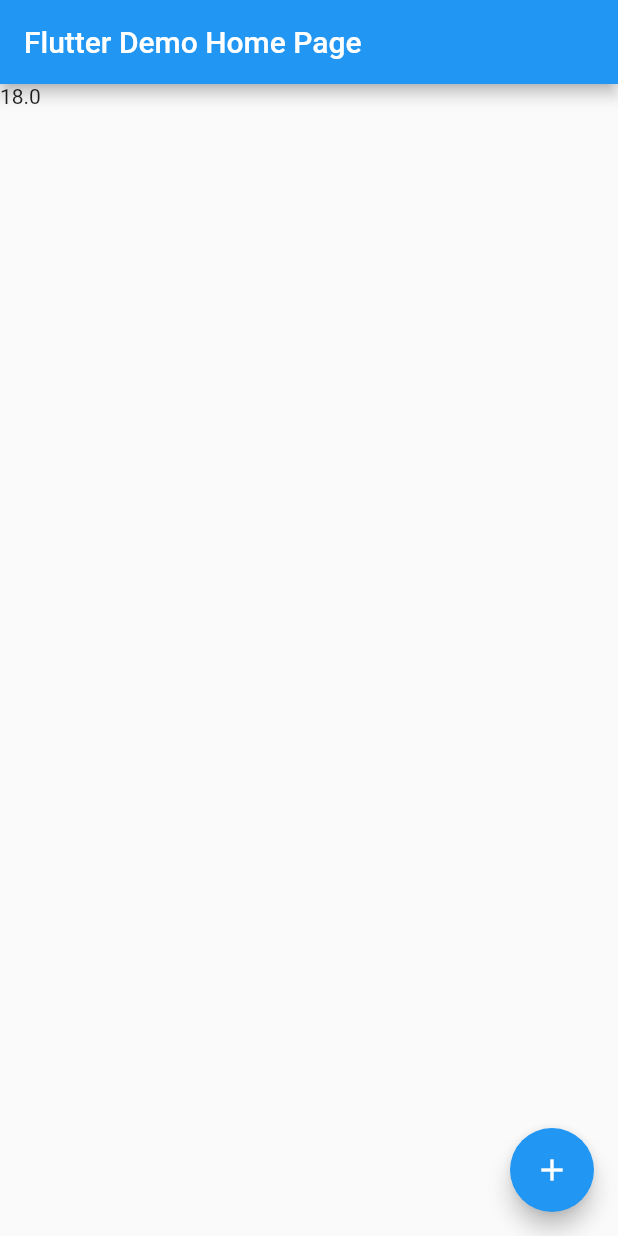
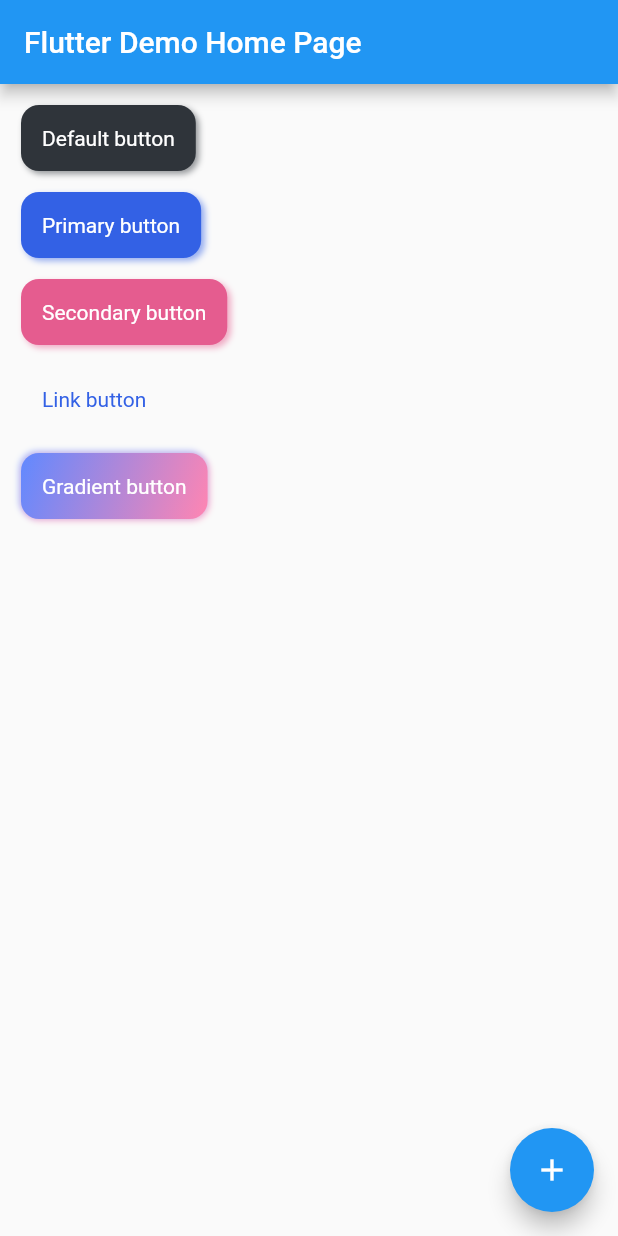
Before and after one commit to bluemiv/berryd, a Flutter app: the screen it shows after launch, on a phone screen of 412 x 824 dp. Run offline on Flutter 3.47's test engine with Material 2 defaults, Android fonts, the phone set to English and light mode, and no system bars.

Commit message:
feat: button 위젯 개발 #1

```diff
--- a/example/lib/main.dart
+++ b/example/lib/main.dart
@@ -64,20 +64,55 @@ class _MyHomePageState extends State<MyHomePage> {
 
   @override
   Widget build(BuildContext context) {
-    // This method is rerun every time setState is called, for instance as done
-    // by the _incrementCounter method above.
-    //
-    // The Flutter framework has been optimized to make rerunning build methods
-    // fast, so that you can just rebuild anything that needs updating rather
-    // than having to individually change instances of widgets.
     return Scaffold(
       appBar: AppBar(
-        // Here we take the value from the MyHomePage object that was created by
-        // the App.build method, and use it to set our appbar title.
         title: Text(widget.title),
       ),
-      body: BdButton(
-        child: Text(BdSpace.md.toString()),
+      body: Padding(
+        padding: EdgeInsets.all(BdSpace.sm),
+        child: Wrap(
+          direction: Axis.vertical,
+          spacing: BdSpace.sm,
+          children: [
+            BdButton(
+              backgroundColor: BdBlack.color,
+              onTap: () {
+                print("clicked default button!");
+              },
+              child: Text(
+                "Default button",
+                style: TextStyle(color: Colors.white, fontSize: BdFontSize.md),
+              ),
+            ),
+            BdPrimaryButton(
+              label: "Primary button",
+              onTap: () {
+                print("clicked primary button!");
+              },
+            ),
+            BdSecondaryButton(
+              label: "Secondary button",
+              onTap: () {
+                print("clicked secondary button!");
+              },
+            ),
+            BdLinkButton(
+              label: "Link button",
+              onTap: () {
+                print("clicked link button!");
+              },
+            ),
+            BdGradientButton(
+              child: Text(
+                "Gradient button",
+                style: TextStyle(color: Colors.white, fontSize: BdFontSize.md),
+              ),
+              onTap: () {
+                print("clicked gradient button!");
+              },
+            ),
+          ],
+        ),
       ),
       floatingActionButton: FloatingActionButton(
         onPressed: _incrementCounter,
--- a/lib/berryd.dart
+++ b/lib/berryd.dart
@@ -1,4 +1,9 @@
 library berryd;
 
 export 'components/button.dart';
+export 'components/gradient_button.dart';
+export 'components/link_button.dart';
+export 'components/primary_button.dart';
+export 'components/secondary_button.dart';
+export 'core/color_service.dart';
 export 'core/constants.dart';
--- a/lib/components/button.dart
+++ b/lib/components/button.dart
@@ -1,14 +1,77 @@
+import 'package:berryd/core/constants.dart';
 import 'package:flutter/material.dart';
 
 class BdButton extends StatelessWidget {
-  const BdButton({Key? key, required this.child}) : super(key: key);
+  const BdButton({
+    Key? key,
+    required this.child,
+    required this.onTap,
+    this.backgroundColor,
+    this.padding,
+    this.margin,
+    this.width,
+    this.height,
+    this.radius,
+  }) : super(key: key);
 
   final Widget child;
+  final Function onTap;
+  final Color? backgroundColor;
+  final EdgeInsetsGeometry? padding, margin;
+  final double? width, height, radius;
 
   @override
   Widget build(BuildContext context) {
+    final borderRadius = BorderRadius.circular(radius ?? BdRadius.md);
+    final innerMargin = margin ?? EdgeInsets.zero;
+    final innerPadding = padding ?? EdgeInsets.all(BdSpace.sm);
+    final innerBackgroundColor = backgroundColor ?? BdPrimary.color;
+
     return Container(
-      child: child,
+      margin: innerMargin,
+      child: Column(
+        mainAxisSize: MainAxisSize.min,
+        children: [
+          Stack(
+            children: [
+              Container(
+                padding: innerPadding,
+                width: width,
+                height: height,
+                decoration: BoxDecoration(
+                  color: innerBackgroundColor,
+                  borderRadius: borderRadius,
+                  boxShadow: backgroundColor == Colors.transparent
+                      ? null
+                      : [
+                          BoxShadow(
+                            color: (innerBackgroundColor).withOpacity(0.5),
+                            spreadRadius: 0,
+                            blurRadius: 3,
+                            offset: const Offset(2, 2),
+                          ),
+                        ],
+                ),
+                alignment: Alignment.center,
+                child: child,
+              ),
+              Positioned.fill(
+                top: 0,
+                left: 0,
+                child: Material(
+                  color: Colors.transparent,
+                  child: InkWell(
+                    borderRadius: borderRadius,
+                    onTap: () {
+                      onTap();
+                    },
+                  ),
+                ),
+              ),
+            ],
+          )
+        ],
+      ),
     );
   }
 }
--- /dev/null
+++ b/lib/components/gradient_button.dart
@@ -0,0 +1,93 @@
+import 'package:berryd/core/constants.dart';
+import 'package:flutter/material.dart';
+
+class BdGradientButton extends StatelessWidget {
+  const BdGradientButton({
+    Key? key,
+    required this.child,
+    required this.onTap,
+    this.backgroundColorList,
+    this.padding,
+    this.margin,
+    this.width,
+    this.height,
+    this.radius,
+  }) : super(key: key);
+
+  final Widget child;
+  final Function onTap;
+  final List<Color>? backgroundColorList;
+  final EdgeInsetsGeometry? padding, margin;
+  final double? width, height, radius;
+
+  @override
+  Widget build(BuildContext context) {
+    final borderRadius = BorderRadius.circular(radius ?? BdRadius.md);
+    final innerMargin = margin ?? EdgeInsets.zero;
+    final innerPadding = padding ?? EdgeInsets.all(BdSpace.sm);
+    final innerBackgroundColorList =
+        backgroundColorList ?? [BdPrimary.lightColor, BdSecondary.lightColor];
+
+    return Container(
+      margin: innerMargin,
+      child: Column(
+        mainAxisSize: MainAxisSize.min,
+        children: [
+          Stack(
+            children: [
+              Container(
+                decoration: BoxDecoration(
+                  borderRadius: borderRadius,
+                  boxShadow: [
+                    BoxShadow(
+                      color: (innerBackgroundColorList[0]).withOpacity(0.5),
+                      spreadRadius: 0,
+                      blurRadius: 3,
+                      offset: const Offset(-1, -1),
+                    ),
+                  ],
+                ),
+                child: Container(
+                  padding: innerPadding,
+                  width: width,
+                  height: height,
+                  decoration: BoxDecoration(
+                    gradient: LinearGradient(
+                      begin: Alignment.topLeft,
+                      end: Alignment.bottomRight,
+                      colors: innerBackgroundColorList,
+                    ),
+                    borderRadius: borderRadius,
+                    boxShadow: [
+                      BoxShadow(
+                        color: (innerBackgroundColorList[1]).withOpacity(0.5),
+                        spreadRadius: 0,
+                        blurRadius: 3,
+                        offset: const Offset(1, 1),
+                      ),
+                    ],
+                  ),
+                  alignment: Alignment.center,
+                  child: child,
+                ),
+              ),
+              Positioned.fill(
+                top: 0,
+                left: 0,
+                child: Material(
+                  color: Colors.transparent,
+                  child: InkWell(
+                    borderRadius: borderRadius,
+                    onTap: () {
+                      onTap();
+                    },
+                  ),
+                ),
+              ),
+            ],
+          )
+        ],
+      ),
+    );
+  }
+}
--- /dev/null
+++ b/lib/components/link_button.dart
@@ -0,0 +1,37 @@
+import 'package:berryd/berryd.dart';
+import 'package:flutter/material.dart';
+
+class BdLinkButton extends StatelessWidget {
+  const BdLinkButton({
+    Key? key,
+    required this.label,
+    required this.onTap,
+    this.padding,
+    this.margin,
+    this.width,
+    this.height,
+    this.radius,
+  }) : super(key: key);
+
+  final String label;
+  final Function onTap;
+  final EdgeInsetsGeometry? padding, margin;
+  final double? width, height, radius;
+
+  @override
+  Widget build(BuildContext context) {
+    return BdButton(
+      onTap: onTap,
+      padding: padding,
+      margin: margin,
+      width: width,
+      height: height,
+      radius: radius,
+      backgroundColor: Colors.transparent,
+      child: Text(
+        label,
+        style: TextStyle(color: BdPrimary.color),
+      ),
+    );
+  }
+}
--- /dev/null
+++ b/lib/components/primary_button.dart
@@ -0,0 +1,36 @@
+import 'package:berryd/berryd.dart';
+import 'package:flutter/material.dart';
+
+class BdPrimaryButton extends StatelessWidget {
+  const BdPrimaryButton({
+    Key? key,
+    required this.label,
+    required this.onTap,
+    this.padding,
+    this.margin,
+    this.width,
+    this.height,
+    this.radius,
+  }) : super(key: key);
+
+  final String label;
+  final Function onTap;
+  final EdgeInsetsGeometry? padding, margin;
+  final double? width, height, radius;
+
+  @override
+  Widget build(BuildContext context) {
+    return BdButton(
+      onTap: onTap,
+      padding: padding,
+      margin: margin,
+      width: width,
+      height: height,
+      radius: radius,
+      child: Text(
+        label,
+        style: const TextStyle(color: Colors.white),
+      ),
+    );
+  }
+}
--- /dev/null
+++ b/lib/components/secondary_button.dart
@@ -0,0 +1,37 @@
+import 'package:berryd/berryd.dart';
+import 'package:flutter/material.dart';
+
+class BdSecondaryButton extends StatelessWidget {
+  const BdSecondaryButton({
+    Key? key,
+    required this.label,
+    required this.onTap,
+    this.padding,
+    this.margin,
+    this.width,
+    this.height,
+    this.radius,
+  }) : super(key: key);
+
+  final String label;
+  final Function onTap;
+  final EdgeInsetsGeometry? padding, margin;
+  final double? width, height, radius;
+
+  @override
+  Widget build(BuildContext context) {
+    return BdButton(
+      onTap: onTap,
+      padding: padding,
+      margin: margin,
+      width: width,
+      height: height,
+      radius: radius,
+      backgroundColor: BdSecondary.color,
+      child: Text(
+        label,
+        style: const TextStyle(color: Colors.white),
+      ),
+    );
+  }
+}
--- /dev/null
+++ b/lib/core/color_service.dart
@@ -0,0 +1,25 @@
+import 'package:flutter/material.dart';
+
+class ColorService {
+  static List<Color> createMaterialColor(Color color) {
+    List strengths = <double>[.05];
+    List<Color> colorList = [];
+    final int r = color.red, g = color.green, b = color.blue;
+
+    for (int i = 1; i < 10; i++) {
+      strengths.add(0.1 * i);
+    }
+
+    for (final strength in strengths) {
+      final double ds = 0.5 - strength;
+      colorList.add(Color.fromRGBO(
+        r + ((ds < 0 ? r : (255 - r)) * ds).round(),
+        g + ((ds < 0 ? g : (255 - g)) * ds).round(),
+        b + ((ds < 0 ? b : (255 - b)) * ds).round(),
+        1,
+      ));
+    }
+
+    return colorList;
+  }
+}
--- a/lib/core/constants.dart
+++ b/lib/core/constants.dart
@@ -1,5 +1,69 @@
+import 'package:berryd/core/color_service.dart';
+import 'package:flutter/material.dart';
+
 class BdSpace {
   static double sm = 14.0;
   static double md = 18.0;
   static double lg = 24.0;
 }
+
+class BdFontSize {
+  static double sm = 10.0;
+  static double md = 14.0;
+  static double lg = 18.0;
+}
+
+class BdRadius {
+  static double sm = 8.0;
+  static double md = 12.0;
+  static double lg = 18.0;
+  static double circle = 500.0;
+}
+
+class BdBlack {
+  static List<Color> colors =
+      ColorService.createMaterialColor(const Color(0xff343a40));
+  static Color lightColor = colors[3];
+  static Color color = colors[6];
+  static Color darkColor = colors[9];
+}
+
+class BdPrimary {
+  static List<Color> colors =
+      ColorService.createMaterialColor(const Color(0xff396cff));
+  static Color lightColor = colors[3];
+  static Color color = colors[6];
+  static Color darkColor = colors[9];
+}
+
+class BdSecondary {
+  static List<Color> colors =
+      ColorService.createMaterialColor(const Color(0xffff669f));
+  static Color lightColor = colors[3];
+  static Color color = colors[6];
+  static Color darkColor = colors[9];
+}
+
+class BdRed {
+  static List<Color> colors =
+      ColorService.createMaterialColor(const Color(0xfffa5252));
+  static Color lightColor = colors[3];
+  static Color color = colors[6];
+  static Color darkColor = colors[9];
+}
+
+class BdGreen {
+  static List<Color> colors =
+      ColorService.createMaterialColor(const Color(0xff40c057));
+  static Color lightColor = colors[3];
+  static Color color = colors[6];
+  static Color darkColor = colors[9];
+}
+
+class BdOrange {
+  static List<Color> colors =
+      ColorService.createMaterialColor(const Color(0xffff922b));
+  static Color lightColor = colors[3];
+  static Color color = colors[6];
+  static Color darkColor = colors[9];
+}
```
Also changed, not shown: docs/BdButton.png (added), docs/BdGradientButton.png (added), docs/BdLinkButton.png (added), docs/BdPrimaryButton.png (added), docs/BdSecondaryButton.png (added), 1 other file.
